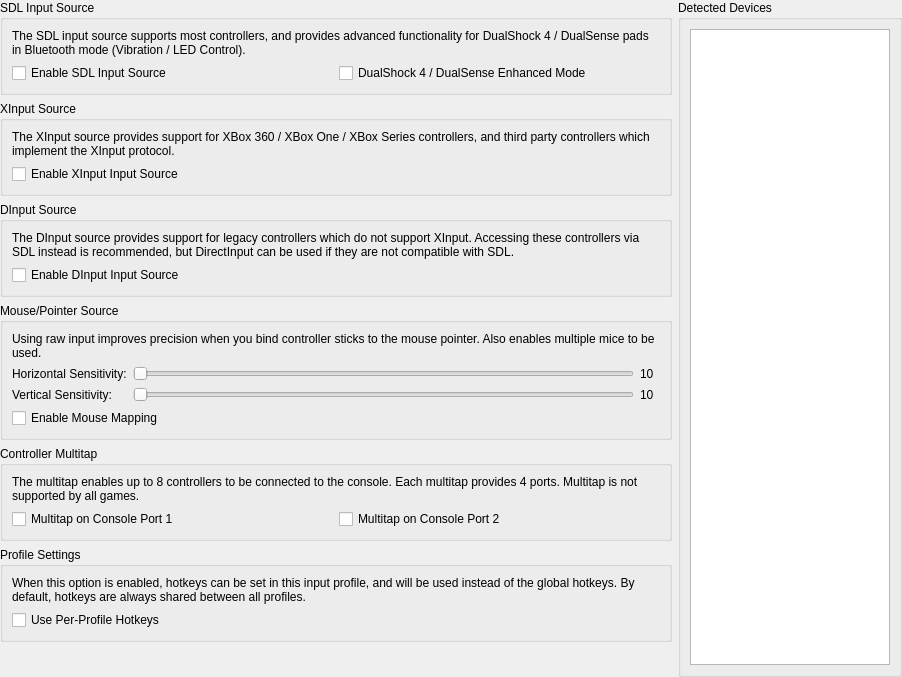
Qt form pcsx2-qt/Settings/ControllerGlobalSettingsWidget.ui (PCSX2/pcsx2) before a commit.
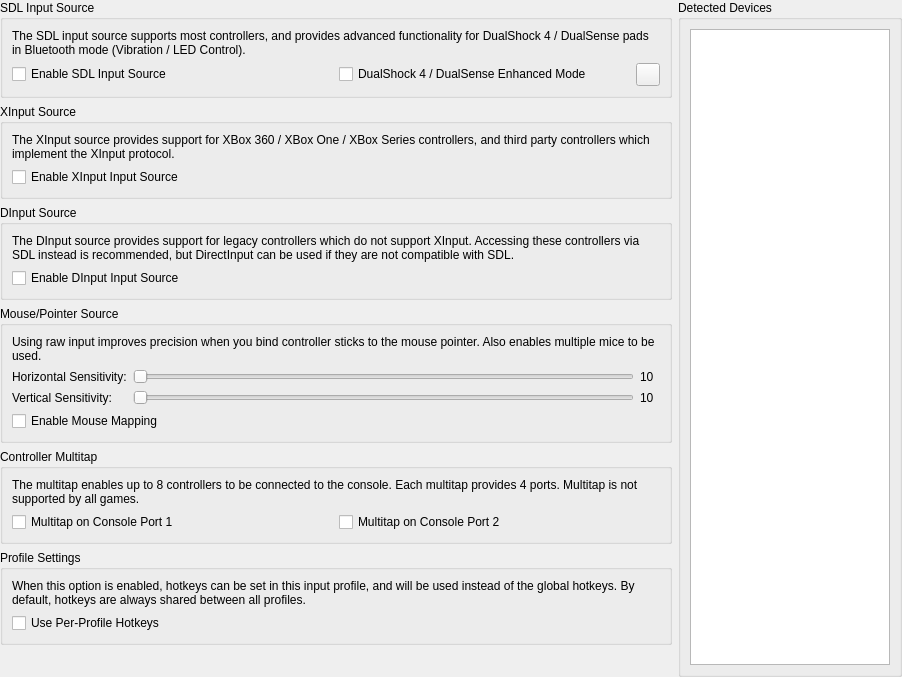
The same form after that commit. Icons and pictures are not drawn.

Commit message: Qt: Add DS4/DS5 LED settings

```diff
--- a/pcsx2-qt/Settings/ControllerGlobalSettingsWidget.ui
+++ b/pcsx2-qt/Settings/ControllerGlobalSettingsWidget.ui
@@ -50,11 +50,27 @@
        </widget>
       </item>
       <item row="1" column="1">
+       <layout class="QHBoxLayout" name="horizontalLayout_4">
+        <item>
        <widget class="QCheckBox" name="enableSDLEnhancedMode">
         <property name="text">
          <string>DualShock 4 / DualSense Enhanced Mode</string>
         </property>
        </widget>
+        </item>
+        <item>
+         <widget class="QToolButton" name="ledSettings">
+          <property name="toolTip">
+           <string>Controller LED Settings</string>
+          </property>
+          <property name="icon">
+           <iconset theme="lightbulb-line">
+            <normaloff>.</normaloff>.
+           </iconset>
+          </property>
+         </widget>
+        </item>
+       </layout>
       </item>
      </layout>
     </widget>
```
Lines whose indentation alone changed are shown as unchanged. The commit also changes 13 other files.
